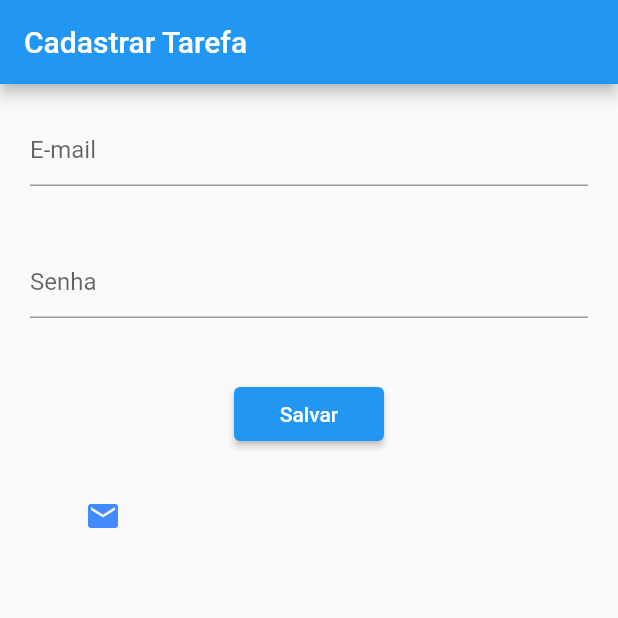
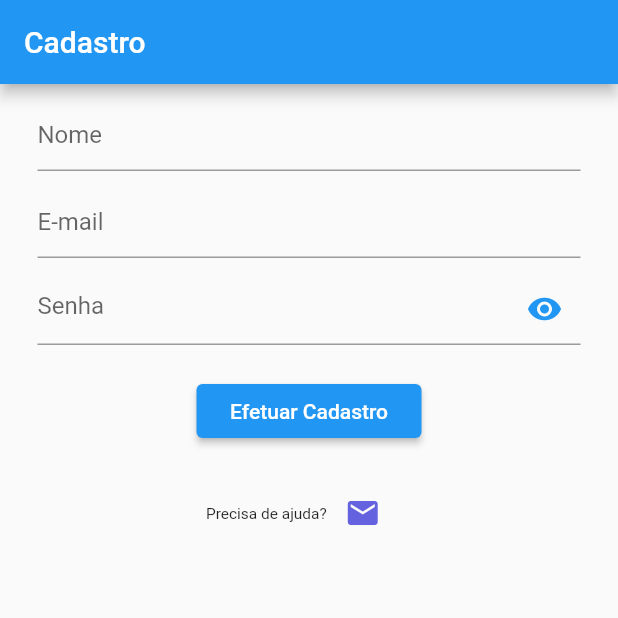
Before and after one commit to AndreyCordeiro/lista_compras, a Flutter app: the screen it shows after launch, on a phone screen of 412 x 824 dp, the top half of it. Run offline on Flutter 3.47's test engine with Material 2 defaults, Android fonts, the phone set to English and light mode, and no system bars.

Commit message:
Reforçando os componentes para evitar repetição de código

```diff
--- /dev/null
+++ b/lib/componentes/input-nome-email-senha.dart
@@ -0,0 +1,129 @@
+import 'package:flutter/material.dart';
+
+import 'ajuda-usuario.dart';
+
+class InputNomeEmailSenha extends StatefulWidget {
+  const InputNomeEmailSenha({Key? key}) : super(key: key);
+
+  @override
+  State<InputNomeEmailSenha> createState() => _InputNomeEmailSenhaState();
+}
+
+class _InputNomeEmailSenhaState extends State<InputNomeEmailSenha> {
+  final GlobalKey<FormState> _formKey = GlobalKey<FormState>();
+  String nome = '';
+  String email = '';
+  String senha = '';
+  bool _esconderSenha = true;
+
+  @override
+  Widget build(BuildContext context) {
+    return Form(
+      key: _formKey,
+      child: Column(
+        crossAxisAlignment: CrossAxisAlignment.start,
+        children: <Widget>[
+          Padding(
+            padding: const EdgeInsets.only(top: 10, left: 25, right: 25),
+            child: TextFormField(
+              keyboardType: TextInputType.name,
+              decoration: const InputDecoration(
+                hintText: 'Nome',
+              ),
+              validator: (String? value) {
+                if (value == null || value.isEmpty) {
+                  return 'Informe o Nome!';
+                }
+                nome = value;
+              },
+            ),
+          ),
+          Padding(
+            padding: const EdgeInsets.only(top: 10, left: 25, right: 25),
+            child: TextFormField(
+              keyboardType: TextInputType.emailAddress,
+              decoration: const InputDecoration(
+                hintText: 'E-mail',
+              ),
+              validator: (String? value) {
+                if (value == null || value.isEmpty) {
+                  return 'Informe o E-mail!';
+                }
+                email = value;
+              },
+            ),
+          ),
+          Padding(
+            padding: const EdgeInsets.only(top: 10, left: 25, right: 25),
+            child: TextFormField(
+              keyboardType: TextInputType.visiblePassword,
+              decoration: InputDecoration(
+                hintText: 'Senha',
+                suffixIcon: IconButton(
+                  icon: Icon(
+                    _esconderSenha ? Icons.visibility : Icons.visibility_off,
+                  ),
+                  color: Colors.blue,
+                  onPressed: () {
+                    setState(
+                      () {
+                        _esconderSenha = !_esconderSenha;
+                      },
+                    );
+                  },
+                ),
+              ),
+              obscureText: _esconderSenha,
+              validator: (String? value) {
+                if (value == null || value.isEmpty) {
+                  return 'Informe a Senha!';
+                }
+                senha = value;
+              },
+            ),
+          ),
+          Padding(
+            padding: const EdgeInsets.all(20.0),
+            child: Center(
+              child: SizedBox(
+                width: 150,
+                child: ElevatedButton(
+                  onPressed: () {
+                    if (_formKey.currentState!.validate()) {
+                      _efetuarCadastro(email: email, senha: senha);
+                    }
+                  },
+                  child: const Text('Efetuar Cadastro'),
+                ),
+              ),
+            ),
+          ),
+          Center(
+            child: SizedBox(
+              width: MediaQuery.of(context).size.width / 3,
+              child: Row(
+                children: [
+                  const Text(
+                    "Precisa de ajuda?",
+                    style: TextStyle(
+                      fontSize: 10.3,
+                    ),
+                  ),
+                  IconButton(
+                    onPressed: () => AjudaUsuario().enviarEmail(),
+                    icon: const Icon(
+                      Icons.email,
+                      color: Color(0xFF6562DF),
+                    ),
+                  ),
+                ],
+              ),
+            ),
+          ),
+        ],
+      ),
+    );
+  }
+}
+
+void _efetuarCadastro({required String email, required String senha}) {}
--- /dev/null
+++ b/lib/login/cadastro.dart
@@ -0,0 +1,26 @@
+import 'package:flutter/material.dart';
+import 'package:lista_compras/componentes/input-nome-email-senha.dart';
+
+class TelaCadastro extends StatefulWidget {
+  const TelaCadastro({Key? key}) : super(key: key);
+
+  @override
+  State<TelaCadastro> createState() => _TelaCadastroWidget();
+}
+
+class _TelaCadastroWidget extends State<TelaCadastro> {
+  @override
+  Widget build(BuildContext context) {
+    return Scaffold(
+      appBar: AppBar(
+        title: const Text("Cadastro"),
+      ),
+      body: const InputNomeEmailSenha(),
+    );
+  }
+}
+
+void _criarConta(
+    {required String email,
+    required String senha,
+    required String nomeUsuario}) {}
--- a/lib/login/tela-login.dart
+++ /dev/null
@@ -1,97 +0,0 @@
-import 'package:flutter/material.dart';
-import 'package:url_launcher/url_launcher.dart';
-
-class TelaLogin extends StatefulWidget {
-  const TelaLogin({Key? key}) : super(key: key);
-
-  @override
-  State<TelaLogin> createState() => _TelaLoginWidget();
-}
-
-class _TelaLoginWidget extends State<TelaLogin> {
-  final GlobalKey<FormState> _formKey = GlobalKey<FormState>();
-  String email = '';
-  String senha = '';
-
-  @override
-  Widget build(BuildContext context) {
-    return Scaffold(
-      appBar: AppBar(
-        title: const Text("Cadastrar Tarefa"),
-      ),
-      body: Form(
-        key: _formKey,
-        child: Column(
-          crossAxisAlignment: CrossAxisAlignment.start,
-          children: <Widget>[
-            Padding(
-              padding: const EdgeInsets.all(20.0),
-              child: TextFormField(
-                decoration: const InputDecoration(
-                  hintText: 'E-mail',
-                ),
-                validator: (String? value) {
-                  if (value == null || value.isEmpty) {
-                    return 'Informe o E-mail!';
-                  }
-                  email = value;
-                },
-              ),
-            ),
-            Padding(
-              padding: const EdgeInsets.all(20.0),
-              child: TextFormField(
-                decoration: const InputDecoration(
-                  hintText: 'Senha',
-                ),
-                validator: (String? value) {
-                  if (value == null || value.isEmpty) {
-                    return 'Informe a Senha!';
-                  }
-                  senha = value;
-                },
-              ),
-            ),
-            Padding(
-              padding: const EdgeInsets.all(20.0),
-              child: Center(
-                child: SizedBox(
-                  width: 100,
-                  child: ElevatedButton(
-                    onPressed: () {
-                      if (_formKey.currentState!.validate()) {
-                        _fazerLogin(email: email, senha: senha);
-                      }
-                    },
-                    child: const Text('Salvar'),
-                  ),
-                ),
-              ),
-            ),
-            SizedBox(
-              width: MediaQuery.of(context).size.width / 3,
-              child: IconButton(
-                onPressed: () => enviarEmail(),
-                icon: const Icon(
-                  Icons.email,
-                  color: Colors.blueAccent,
-                ),
-              ),
-            ),
-          ],
-        ),
-      ),
-    );
-  }
-}
-
-void _fazerLogin({required String email, required String senha}) {}
-
-enviarEmail() {
-  launchUrl(
-    Uri(
-      scheme: 'mailto',
-      path: 'listaCompras@hotmail.com.br',
-    ),
-  );
-}
--- a/lib/main.dart
+++ b/lib/main.dart
@@ -1,5 +1,6 @@
 import 'package:flutter/material.dart';
-import 'package:lista_compras/login/tela-login.dart';
+
+import 'login/cadastro.dart';
 
 void main() {
   runApp(const MyApp());
@@ -11,11 +12,12 @@ class MyApp extends StatelessWidget {
   @override
   Widget build(BuildContext context) {
     return MaterialApp(
-      title: 'Flutter Demo',
+      title: 'Lista de Compas App',
+      debugShowCheckedModeBanner: false,
       theme: ThemeData(
         primarySwatch: Colors.blue,
       ),
-      home: const TelaLogin(),
+      home: const TelaCadastro(),
     );
   }
 }
```
Also changed, not shown: lib/componentes/input-email-senha.dart (added, +113 -0 lines), lib/login/login.dart (added, +22 -0 lines).
